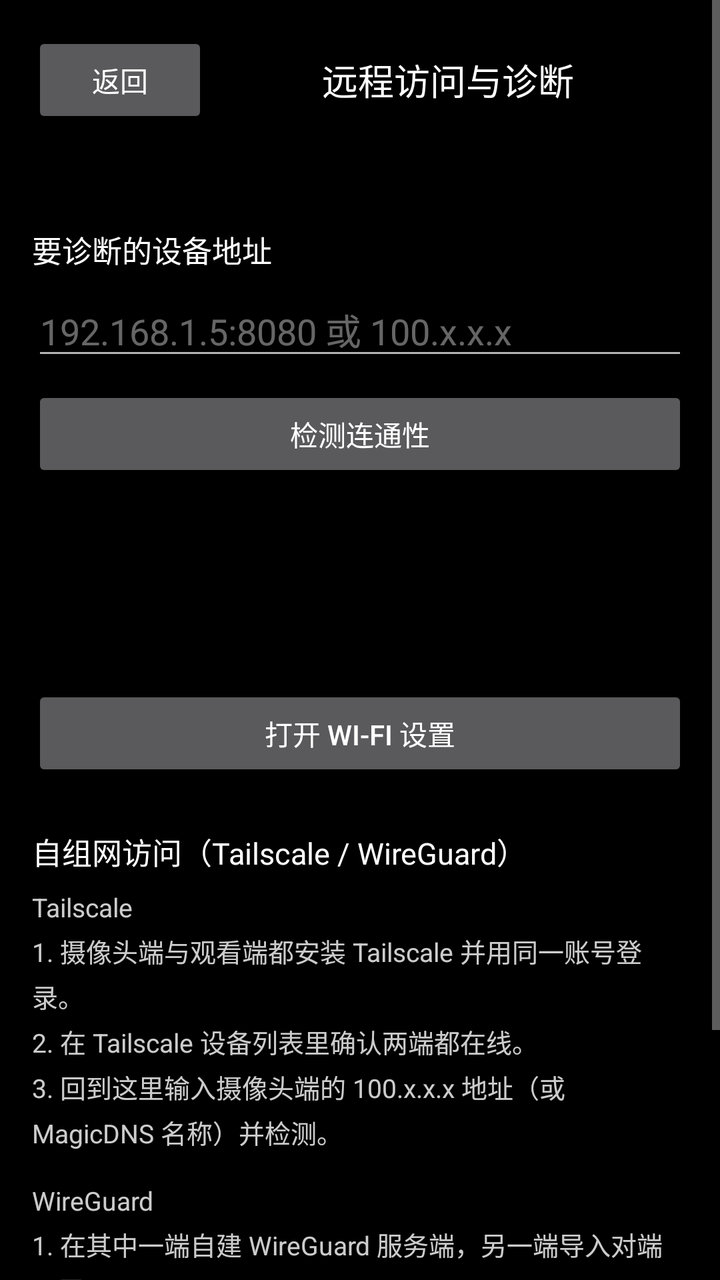
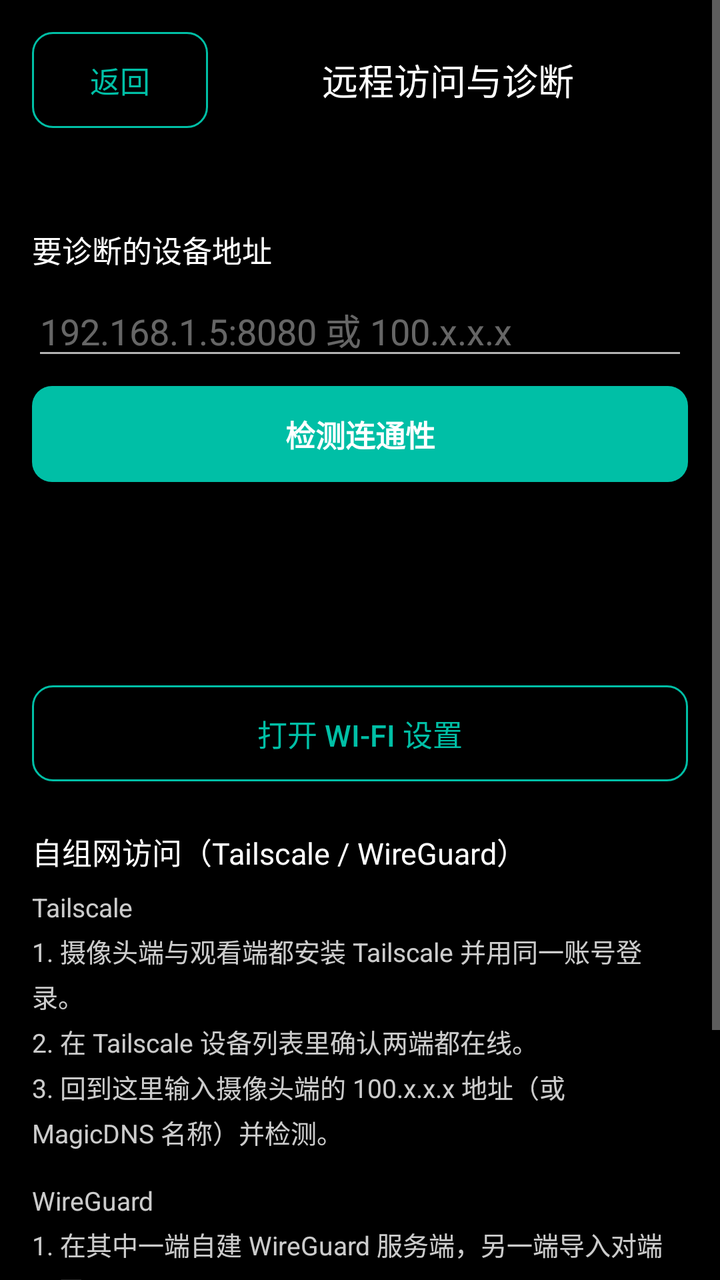

Two renders of the same Android screen: before a commit and after it. Below are the layout's source before the change and the commit's diff.
<!-- AndroidManifest.xml: application theme Theme.QuietSentry -->
<!-- res/layout/activity_remote_access.xml -->
<?xml version="1.0" encoding="utf-8"?>
<ScrollView xmlns:android="http://schemas.android.com/apk/res/android"
    android:layout_width="match_parent"
    android:layout_height="match_parent"
    android:background="@android:color/black"
    android:fillViewport="true">

    <LinearLayout
        android:layout_width="match_parent"
        android:layout_height="wrap_content"
        android:orientation="vertical"
        android:padding="@dimen/qs_space_16">

        <LinearLayout
            android:layout_width="match_parent"
            android:layout_height="wrap_content"
            android:gravity="center_vertical"
            android:orientation="horizontal">

            <Button
                android:id="@+id/remote_back"
                android:layout_width="wrap_content"
                android:layout_height="wrap_content"
                android:text="@string/remote_back" />

            <TextView
                android:layout_width="0dp"
                android:layout_height="wrap_content"
                android:layout_weight="1"
                android:gravity="center"
                android:text="@string/remote_title"
                android:textColor="@android:color/white"
                android:textSize="@dimen/qs_text_subtitle" />
        </LinearLayout>

        <TextView
            android:id="@+id/remote_network"
            android:layout_width="match_parent"
            android:layout_height="wrap_content"
            android:layout_marginTop="@dimen/qs_space_12"
            android:textColor="@color/qs_text_muted"
            android:textSize="@dimen/qs_text_status" />

        <TextView
            android:layout_width="match_parent"
            android:layout_height="wrap_content"
            android:layout_marginTop="@dimen/qs_space_20"
            android:text="@string/remote_target_label"
            android:textColor="@android:color/white"
            android:textSize="@dimen/qs_text_body" />

        <EditText
            android:id="@+id/remote_target"
            android:layout_width="match_parent"
            android:layout_height="wrap_content"
            android:layout_marginTop="@dimen/qs_space_6"
            android:hint="@string/remote_target_hint"
            android:inputType="textNoSuggestions"
            android:textColor="@android:color/white"
            android:textColorHint="@color/qs_text_hint" />

        <Button
            android:id="@+id/remote_probe"
            android:layout_width="match_parent"
            android:layout_height="wrap_content"
            android:layout_marginTop="@dimen/qs_space_8"
            android:text="@string/remote_probe" />

        <TextView
            android:id="@+id/remote_lan_result"
            android:layout_width="match_parent"
            android:layout_height="wrap_content"
            android:layout_marginTop="@dimen/qs_space_12"
            android:textColor="@color/qs_idle"
            android:textSize="@dimen/qs_text_status" />

        <TextView
            android:id="@+id/remote_overlay_result"
            android:layout_width="match_parent"
            android:layout_height="wrap_content"
            android:layout_marginTop="@dimen/qs_space_6"
            android:textColor="@color/qs_idle"
            android:textSize="@dimen/qs_text_status" />

        <TextView
            android:id="@+id/remote_result"
            android:layout_width="match_parent"
            android:layout_height="wrap_content"
            android:layout_marginTop="@dimen/qs_space_12"
            android:textColor="@android:color/white"
            android:textSize="@dimen/qs_text_body" />

        <Button
            android:id="@+id/remote_wifi_settings"
            android:layout_width="match_parent"
            android:layout_height="wrap_content"
            android:layout_marginTop="@dimen/qs_space_16"
            android:text="@string/remote_wifi_settings" />

        <TextView
            android:layout_width="match_parent"
            android:layout_height="wrap_content"
            android:layout_marginTop="@dimen/qs_space_24"
            android:text="@string/remote_guide_title"
            android:textColor="@android:color/white"
            android:textSize="@dimen/qs_text_body" />

        <TextView
            android:id="@+id/remote_guide_tailscale"
            android:layout_width="match_parent"
            android:layout_height="wrap_content"
            android:layout_marginTop="@dimen/qs_space_8"
            android:lineSpacingExtra="@dimen/qs_space_4"
            android:text="@string/remote_guide_tailscale"
            android:textColor="@color/qs_inline_text_80"
            android:textSize="@dimen/qs_text_status" />

        <TextView
            android:id="@+id/remote_guide_wireguard"
            android:layout_width="match_parent"
            android:layout_height="wrap_content"
            android:layout_marginTop="@dimen/qs_space_16"
            android:lineSpacingExtra="@dimen/qs_space_4"
            android:text="@string/remote_guide_wireguard"
            android:textColor="@color/qs_inline_text_80"
            android:textSize="@dimen/qs_text_status" />

        <TextView
            android:id="@+id/remote_fallback"
            android:layout_width="match_parent"
            android:layout_height="wrap_content"
            android:layout_marginTop="@dimen/qs_space_20"
            android:text="@string/remote_fallback"
            android:textColor="@color/qs_text_muted"
            android:textSize="@dimen/qs_text_status" />
    </LinearLayout>
</ScrollView>
<!-- resources referenced by this layout -->
<resources>
  <color name="qs_idle">#FF9E9E9E</color>
  <dimen name="qs_space_12">12dp</dimen>
  <dimen name="qs_space_16">16dp</dimen>
  <dimen name="qs_space_20">20dp</dimen>
  <dimen name="qs_space_24">24dp</dimen>
  <dimen name="qs_space_4">4dp</dimen>
  <dimen name="qs_space_6">6dp</dimen>
  <dimen name="qs_space_8">8dp</dimen>
  <dimen name="qs_text_body">15sp</dimen>
  <dimen name="qs_text_status">13sp</dimen>
  <dimen name="qs_text_subtitle">18sp</dimen>
  <string name="remote_back">返回</string>
  <string name="remote_probe">检测连通性</string>
  <string name="remote_title">远程访问与诊断</string>
  <!-- unchanged entries left out for length: 12 -->
</resources>

<!-- the commit's change to res/layout/activity_remote_access.xml (unified diff, before → after) -->
@@ -2,7 +2,7 @@
 <ScrollView xmlns:android="http://schemas.android.com/apk/res/android"
     android:layout_width="match_parent"
     android:layout_height="match_parent"
-    android:background="@android:color/black"
+    android:background="@color/qs_bg"
     android:fillViewport="true">
 
     <LinearLayout
@@ -21,6 +21,7 @@
                 android:id="@+id/remote_back"
                 android:layout_width="wrap_content"
                 android:layout_height="wrap_content"
+                style="@style/Widget.QuietSentry.SecondaryButton"
                 android:text="@string/remote_back" />
 
             <TextView
@@ -29,7 +30,7 @@
                 android:layout_weight="1"
                 android:gravity="center"
                 android:text="@string/remote_title"
-                android:textColor="@android:color/white"
+                android:textColor="@color/qs_text"
                 android:textSize="@dimen/qs_text_subtitle" />
         </LinearLayout>
 
@@ -46,7 +47,7 @@
             android:layout_height="wrap_content"
             android:layout_marginTop="@dimen/qs_space_20"
             android:text="@string/remote_target_label"
-            android:textColor="@android:color/white"
+            android:textColor="@color/qs_text"
             android:textSize="@dimen/qs_text_body" />
 
         <EditText
@@ -56,7 +57,7 @@
             android:layout_marginTop="@dimen/qs_space_6"
             android:hint="@string/remote_target_hint"
             android:inputType="textNoSuggestions"
-            android:textColor="@android:color/white"
+            android:textColor="@color/qs_text"
             android:textColorHint="@color/qs_text_hint" />
 
         <Button
@@ -64,6 +65,7 @@
             android:layout_width="match_parent"
             android:layout_height="wrap_content"
             android:layout_marginTop="@dimen/qs_space_8"
+            style="@style/Widget.QuietSentry.PrimaryButton"
             android:text="@string/remote_probe" />
 
         <TextView
@@ -87,7 +89,7 @@
             android:layout_width="match_parent"
             android:layout_height="wrap_content"
             android:layout_marginTop="@dimen/qs_space_12"
-            android:textColor="@android:color/white"
+            android:textColor="@color/qs_text"
             android:textSize="@dimen/qs_text_body" />
 
         <Button
@@ -95,6 +97,7 @@
             android:layout_width="match_parent"
             android:layout_height="wrap_content"
             android:layout_marginTop="@dimen/qs_space_16"
+            style="@style/Widget.QuietSentry.SecondaryButton"
             android:text="@string/remote_wifi_settings" />
 
         <TextView
@@ -102,7 +105,7 @@
             android:layout_height="wrap_content"
             android:layout_marginTop="@dimen/qs_space_24"
             android:text="@string/remote_guide_title"
-            android:textColor="@android:color/white"
+            android:textColor="@color/qs_text"
             android:textSize="@dimen/qs_text_body" />
 
         <TextView
<!-- resource entries referenced after the edit -->
@@ -1,6 +1,8 @@
 <!-- resources referenced by this layout -->
 <resources>
+  <color name="qs_bg">#FF000000</color>
   <color name="qs_idle">#FF9E9E9E</color>
+  <color name="qs_text">#FFFFFFFF</color>
   <dimen name="qs_space_12">12dp</dimen>
   <dimen name="qs_space_16">16dp</dimen>
   <dimen name="qs_space_20">20dp</dimen>
@@ -14,6 +16,68 @@
   <string name="remote_back">返回</string>
   <string name="remote_probe">检测连通性</string>
   <string name="remote_title">远程访问与诊断</string>
+  <style name="Widget.QuietSentry.PrimaryButton" parent="Widget.AppCompat.Button">
+          <item name="android:background">@drawable/comp_btn_primary_bg</item>
+          <item name="android:backgroundTint">@color/comp_btn_primary_tint</item>
+          <item name="android:textColor">@color/qs_text</item>
+          <item name="android:textSize">@dimen/qs_text_body</item>
+          <item name="android:textStyle">bold</item>
+          <item name="android:minHeight">@dimen/qs_size_button</item>
+          <item name="android:paddingStart">@dimen/qs_space_16</item>
+          <item name="android:paddingEnd">@dimen/qs_space_16</item>
+          <item name="android:gravity">center</item>
+      </style>
+  <style name="Widget.QuietSentry.SecondaryButton" parent="Widget.AppCompat.Button">
+          <item name="android:background">@drawable/comp_btn_secondary_bg</item>
+          <item name="android:textColor">@color/qs_accent</item>
+          <item name="android:textSize">@dimen/qs_text_body</item>
+          <item name="android:minHeight">@dimen/qs_size_button</item>
+          <item name="android:paddingStart">@dimen/qs_space_16</item>
+          <item name="android:paddingEnd">@dimen/qs_space_16</item>
+          <item name="android:gravity">center</item>
+      </style>
+  <!-- drawable comp_btn_primary_bg (drawable) -->
+  <?xml version="1.0" encoding="utf-8"?>
+  <shape xmlns:android="http://schemas.android.com/apk/res/android"
+      android:shape="rectangle">
+      <solid android:color="@android:color/white" />
+      <corners android:radius="@dimen/qs_radius_button" />
+  </shape>
+  <dimen name="qs_size_button">48dp</dimen>
+  <!-- drawable comp_btn_secondary_bg (drawable) -->
+  <?xml version="1.0" encoding="utf-8"?>
+  <selector xmlns:android="http://schemas.android.com/apk/res/android">
+      <item android:state_enabled="false" android:drawable="@drawable/comp_shape_stroke_muted" />
+      <item android:state_pressed="true" android:drawable="@drawable/comp_shape_stroke_accent_soft" />
+      <item android:drawable="@drawable/comp_shape_stroke_accent" />
+  </selector>
+  <color name="qs_accent">#FF00BFA6</color>
+  <dimen name="qs_radius_button">10dp</dimen>
+  <!-- drawable comp_shape_stroke_muted (drawable) -->
+  <?xml version="1.0" encoding="utf-8"?>
+  <shape xmlns:android="http://schemas.android.com/apk/res/android"
+      android:shape="rectangle">
+      <solid android:color="@android:color/transparent" />
+      <stroke android:width="1dp" android:color="@color/qs_text_muted" />
+      <corners android:radius="@dimen/qs_radius_button" />
+  </shape>
+  <!-- drawable comp_shape_stroke_accent_soft (drawable) -->
+  <?xml version="1.0" encoding="utf-8"?>
+  <shape xmlns:android="http://schemas.android.com/apk/res/android"
+      android:shape="rectangle">
+      <solid android:color="@android:color/transparent" />
+      <stroke android:width="1dp" android:color="@color/qs_accent_soft" />
+      <corners android:radius="@dimen/qs_radius_button" />
+  </shape>
+  <!-- drawable comp_shape_stroke_accent (drawable) -->
+  <?xml version="1.0" encoding="utf-8"?>
+  <shape xmlns:android="http://schemas.android.com/apk/res/android"
+      android:shape="rectangle">
+      <solid android:color="@android:color/transparent" />
+      <stroke android:width="1dp" android:color="@color/qs_accent" />
+      <corners android:radius="@dimen/qs_radius_button" />
+  </shape>
+  <color name="qs_accent_soft">#3300BFA6</color>
   <!-- unchanged entries left out for length: 12 -->
 </resources>
 
